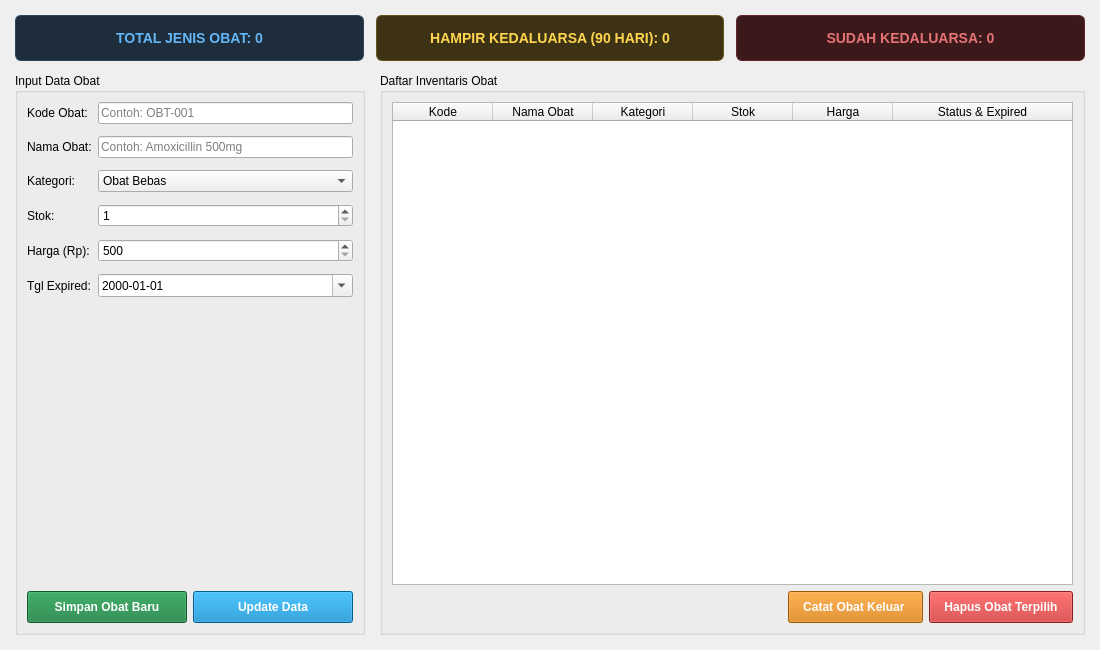
Old version of the form mainwindow.ui in the repository ParikesitDotNet/Tugas-Akhir-Kelompok12.
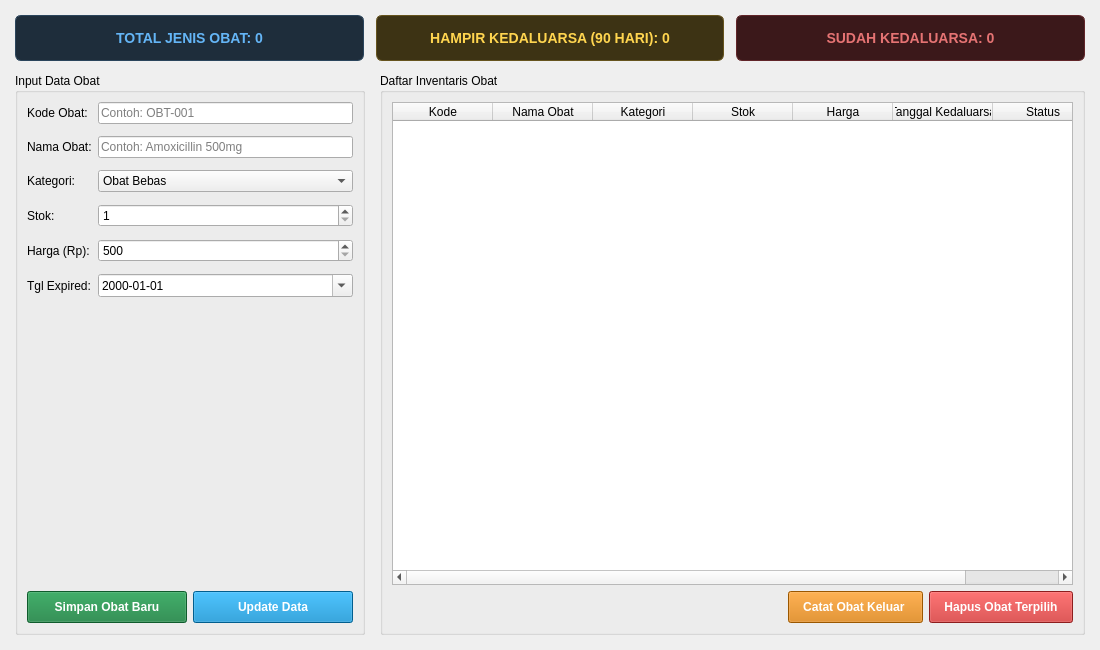
New version of the form.

Commit message: Added counter for expired with updated ui on the table status and enums for time

The edit to the form file:
```diff
--- a/mainwindow.ui
+++ b/mainwindow.ui
@@ -325,7 +325,12 @@
            </column>
            <column>
             <property name="text">
-             <string>Status &amp; Expired</string>
+             <string>Tanggal Kedaluarsa</string>
+            </property>
+           </column>
+           <column>
+            <property name="text">
+             <string>Status</string>
             </property>
            </column>
           </widget>
```
The commit also changes 2 other files.
